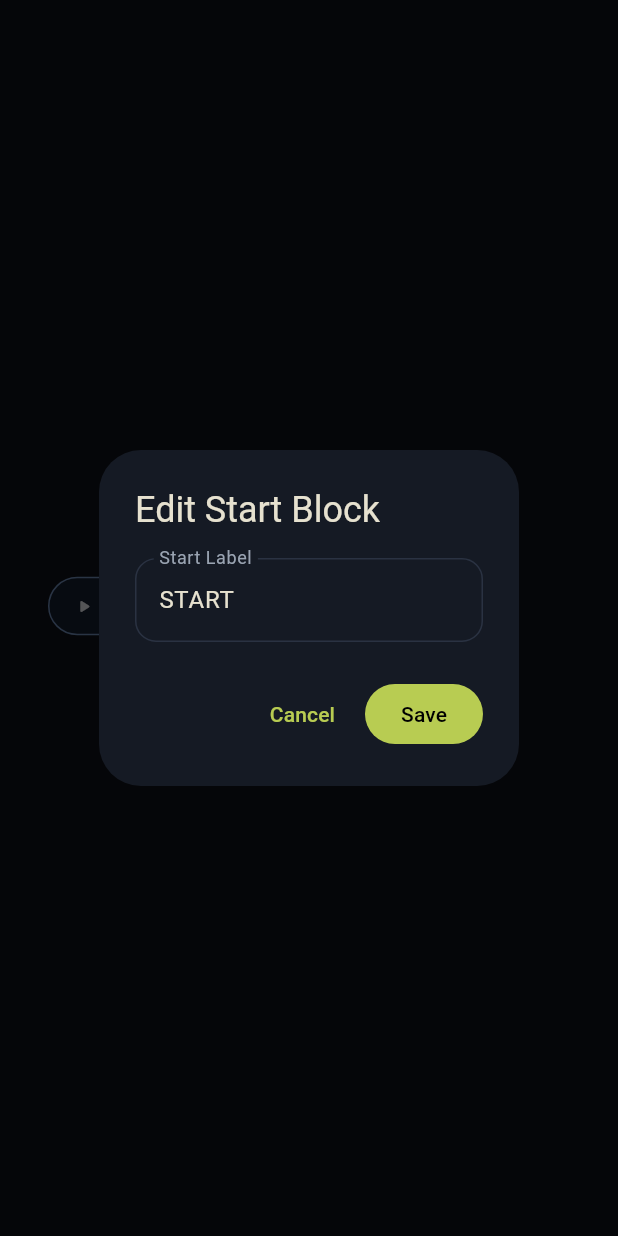
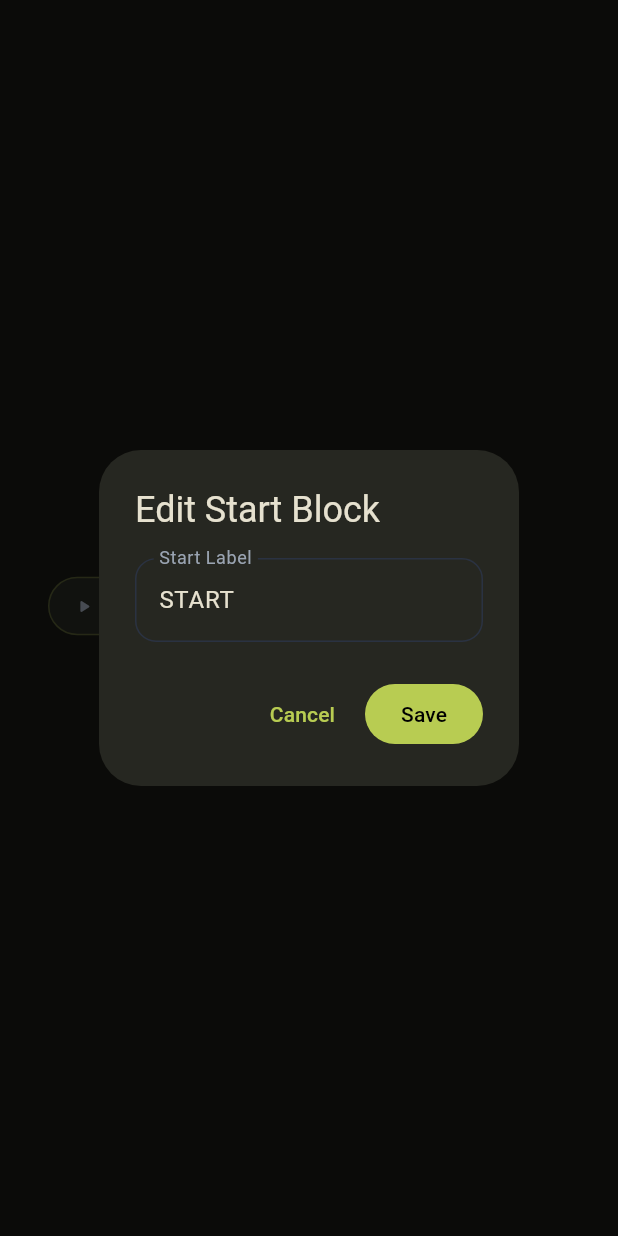
Before and after one commit to SamuelSmthSmth/modus, a Flutter app: the FlowEditorView widget shown alone on an empty page, opened directly, after a tap on "Create New Flow", after a tap on "START", on a phone screen of 412 x 824 dp. Run offline on Flutter 3.47's test engine with Material 3 defaults, Android fonts, the light colour scheme and no system bars; our stand-ins replace audioplayers, csv, file_picker, google_fonts, shared_preferences; accounts and stored records are empty.

Commit message:
Refactor FlowEditorView and TaskProvider for improved UI and functionality; add deleteFlowTemplate method

```diff
--- a/lib/features/tasks/flow_editor_view.dart
+++ b/lib/features/tasks/flow_editor_view.dart
@@ -42,10 +42,9 @@ class FlowEditorView extends StatelessWidget {
     );
 
     final screenSize = MediaQuery.sizeOf(context);
-    final appBackground = theme.scaffoldBackgroundColor;
 
     return Container(
-      color: appBackground,
+      color: Colors.transparent,
       child: InteractiveViewer(
         constrained: false,
         boundaryMargin: EdgeInsets.all(double.infinity),
@@ -251,6 +250,11 @@ class FlowEditorView extends StatelessWidget {
     required String? activeNodeId,
   }) {
     final isActive = node.id == activeNodeId;
+    final theme = Theme.of(context);
+    final surfaceColor = theme.cardColor;
+    final onSurfaceColor = theme.colorScheme.onSurface;
+    final onSurfaceVariantColor = theme.colorScheme.onSurfaceVariant;
+    final subtleBorder = accentColor.withValues(alpha: 0.3);
 
     if (node is StartNode) {
       return _wrapEditable(
@@ -259,8 +263,10 @@ class FlowEditorView extends StatelessWidget {
           _buildPillNode(
             icon: Icons.play_arrow_rounded,
             label: node.title,
-            background: const Color(0xFF101825),
-            border: const Color(0xFF5A7195),
+            background: surfaceColor,
+            border: subtleBorder,
+            foregroundColor: onSurfaceColor,
+            iconColor: onSurfaceVariantColor,
           ),
           isActive,
           accentColor: accentColor,
@@ -276,11 +282,9 @@ class FlowEditorView extends StatelessWidget {
             width: 180,
             padding: const EdgeInsets.symmetric(horizontal: 14, vertical: 12),
             decoration: BoxDecoration(
-              color: const Color(0xFF2A1B38),
+              color: surfaceColor,
               borderRadius: BorderRadius.circular(12),
-              border: Border.all(
-                color: const Color(0xFF8D6EB9).withValues(alpha: 0.5),
-              ),
+              border: Border.all(color: subtleBorder),
             ),
             child: Column(
               crossAxisAlignment: CrossAxisAlignment.start,
@@ -288,13 +292,13 @@ class FlowEditorView extends StatelessWidget {
               children: [
                 Row(
                   children: [
-                    const Icon(Icons.timer, size: 14, color: Colors.white70),
+                    Icon(Icons.timer, size: 14, color: onSurfaceVariantColor),
                     const SizedBox(width: 6),
                     Expanded(
                       child: Text(
                         node.title,
-                        style: const TextStyle(
-                          color: Colors.white,
+                        style: TextStyle(
+                          color: onSurfaceColor,
                           fontSize: 14,
                           fontWeight: FontWeight.w600,
                         ),
@@ -306,7 +310,7 @@ class FlowEditorView extends StatelessWidget {
                 Text(
                   '${node.durationMinutes}:00m',
                   style: TextStyle(
-                    color: Colors.white.withValues(alpha: 0.72),
+                    color: onSurfaceVariantColor,
                     fontSize: 12,
                   ),
                 ),
@@ -336,7 +340,13 @@ class FlowEditorView extends StatelessWidget {
                   onTap: () =>
                       _showDecisionEditDialog(context, targetList, node),
                   child: _decorateNodeActiveState(
-                    _buildDecisionDiamond(node),
+                      _buildDecisionDiamond(
+                        node,
+                        background: surfaceColor,
+                        borderColor: subtleBorder,
+                        foregroundColor: onSurfaceColor,
+                        iconColor: onSurfaceVariantColor,
+                      ),
                     isActive,
                     accentColor: accentColor,
                   ),
@@ -395,8 +405,10 @@ class FlowEditorView extends StatelessWidget {
           _buildPillNode(
             icon: Icons.check_rounded,
             label: node.title,
-            background: const Color(0xFF11161A),
-            border: const Color(0xFF5F6874),
+            background: surfaceColor,
+            border: subtleBorder,
+            foregroundColor: onSurfaceColor,
+            iconColor: onSurfaceVariantColor,
           ),
           isActive,
           accentColor: accentColor,
@@ -414,13 +426,13 @@ class FlowEditorView extends StatelessWidget {
             width: 200,
             padding: const EdgeInsets.symmetric(horizontal: 14, vertical: 10),
             decoration: BoxDecoration(
-              color: Colors.transparent,
+              color: surfaceColor,
               borderRadius: BorderRadius.circular(12),
-              border: Border.all(color: const Color(0xFF607080)),
+              border: Border.all(color: subtleBorder),
             ),
             child: Text(
               '🔁 Loops to: $targetName',
-              style: const TextStyle(color: Colors.white, fontSize: 12),
+              style: TextStyle(color: onSurfaceColor, fontSize: 12),
             ),
           ),
           isActive,
@@ -437,15 +449,15 @@ class FlowEditorView extends StatelessWidget {
             width: 180,
             padding: const EdgeInsets.symmetric(horizontal: 12, vertical: 10),
             decoration: BoxDecoration(
-              color: const Color(0xFF3A3D46),
+              color: surfaceColor,
               borderRadius: BorderRadius.circular(999),
-              border: Border.all(color: Colors.white.withValues(alpha: 0.09)),
+              border: Border.all(color: subtleBorder),
             ),
             child: Text(
               node.actionType,
               textAlign: TextAlign.center,
               style: TextStyle(
-                color: Colors.white.withValues(alpha: 0.86),
+                color: onSurfaceColor,
                 fontSize: 12,
                 fontWeight: FontWeight.w500,
               ),
@@ -546,16 +558,22 @@ class FlowEditorView extends StatelessWidget {
     return targetId;
   }
 
-  Widget _buildDecisionDiamond(DecisionNode node) {
+  Widget _buildDecisionDiamond(
+    DecisionNode node, {
+    required Color background,
+    required Color borderColor,
+    required Color foregroundColor,
+    required Color iconColor,
+  }) {
     return Transform.rotate(
       angle: 0.785398,
       child: Container(
         width: 120,
         height: 120,
         decoration: BoxDecoration(
-          color: const Color(0xFF2E3138),
+          color: background,
           borderRadius: BorderRadius.circular(8),
-          border: Border.all(color: Colors.grey.withValues(alpha: 0.8)),
+          border: Border.all(color: borderColor),
         ),
         child: Transform.rotate(
           angle: -0.785398,
@@ -565,18 +583,18 @@ class FlowEditorView extends StatelessWidget {
               child: Row(
                 mainAxisAlignment: MainAxisAlignment.center,
                 children: [
-                  const Icon(
+                  Icon(
                     Icons.help_outline,
                     size: 15,
-                    color: Colors.white70,
+                    color: iconColor,
                   ),
                   const SizedBox(width: 6),
                   Expanded(
                     child: Text(
                       node.question,
                       textAlign: TextAlign.center,
-                      style: const TextStyle(
-                        color: Colors.white,
+                      style: TextStyle(
+                        color: foregroundColor,
                         fontSize: 12,
                         fontWeight: FontWeight.w600,
                       ),
@@ -596,6 +614,8 @@ class FlowEditorView extends StatelessWidget {
     required String label,
     required Color background,
     required Color border,
+    required Color foregroundColor,
+    required Color iconColor,
   }) {
     return Container(
       padding: const EdgeInsets.symmetric(horizontal: 16, vertical: 10),
@@ -607,12 +627,12 @@ class FlowEditorView extends StatelessWidget {
       child: Row(
         mainAxisSize: MainAxisSize.min,
         children: [
-          Icon(icon, size: 14, color: Colors.white70),
+          Icon(icon, size: 14, color: iconColor),
           const SizedBox(width: 6),
           Text(
             label,
-            style: const TextStyle(
-              color: Colors.white,
+            style: TextStyle(
+              color: foregroundColor,
               fontSize: 12,
               fontWeight: FontWeight.w600,
             ),
--- a/lib/main.dart
+++ b/lib/main.dart
@@ -20,9 +20,9 @@ class ModusApp extends StatelessWidget {
   static const Color _lightBackground = Color(0xFFF6F7F9);
   static const Color _lightSurface = Color(0xFFFFFFFF);
 
-  static const Color _ayuDarkBackground = Color(0xFF0B0E14);
-  static const Color _ayuDarkSurface = Color(0xFF151A24);
-  static const Color _ayuDarkSurfaceAlt = Color(0xFF1D2433);
+  static const Color _neutralDarkBackground = Color(0xFF121212);
+  static const Color _neutralDarkSurface = Color(0xFF1E1E1E);
+  static const Color _neutralDarkSurfaceAlt = Color(0xFF2A2A2A);
 
   ThemeData _buildLightTheme(Color accentColor, String fontFamily) {
     final scheme = ColorScheme.light(
@@ -88,12 +88,23 @@ class ModusApp extends StatelessWidget {
     String fontFamily,
   ) {
     final darkBackground = isOledMode
-        ? const Color(0xFF000000)
-        : _ayuDarkBackground;
-    final darkSurface = isOledMode ? const Color(0xFF0A0A0A) : _ayuDarkSurface;
+        ? Colors.black
+        : Color.alphaBlend(
+            accentColor.withOpacity(0.03),
+            _neutralDarkBackground,
+          );
+    final darkSurface = isOledMode
+        ? const Color(0xFF111111)
+        : Color.alphaBlend(
+            accentColor.withOpacity(0.05),
+            _neutralDarkSurface,
+          );
     final darkDivider = isOledMode
         ? const Color(0xFF111111)
-        : _ayuDarkSurfaceAlt;
+        : Color.alphaBlend(
+            accentColor.withOpacity(0.08),
+            _neutralDarkSurfaceAlt,
+          );
     final scheme = ColorScheme.dark(
       primary: accentColor,
       secondary: accentColor,
@@ -109,6 +120,7 @@ class ModusApp extends StatelessWidget {
       colorScheme: scheme,
       fontFamily: GoogleFonts.getFont(fontFamily).fontFamily,
       scaffoldBackgroundColor: darkBackground,
+      canvasColor: isOledMode ? Colors.black : darkBackground,
       cardColor: darkSurface,
       inputDecorationTheme: InputDecorationTheme(
         filled: true,
```
Also changed, not shown: lib/features/tasks/task_provider.dart (+49 -3 lines), lib/features/timer/home_screen.dart (+25 -20 lines).
